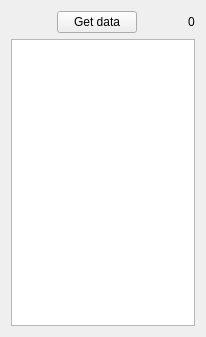
This is tickersdb/widget.ui in HappySeaFox/tht as Qt 5 draws it before an edit. The edited form follows.
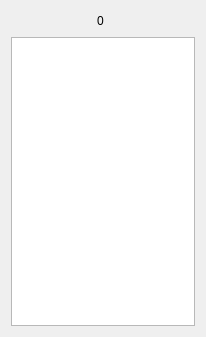
This is the edited form.

Commit message: Compare new tickers with old and write a timestamp

The edit to the form file:
```diff
--- a/tickersdb/widget.ui
+++ b/tickersdb/widget.ui
@@ -14,29 +14,6 @@
    <string>Finviz parser</string>
   </property>
   <layout class="QGridLayout" name="gridLayout">
-   <item row="0" column="0">
-    <spacer name="horizontalSpacer_2">
-     <property name="orientation">
-      <enum>Qt::Horizontal</enum>
-     </property>
-     <property name="sizeHint" stdset="0">
-      <size>
-       <width>171</width>
-       <height>20</height>
-      </size>
-     </property>
-    </spacer>
-   </item>
-   <item row="0" column="1">
-    <widget class="QPushButton" name="pushGet">
-     <property name="text">
-      <string>Get data</string>
-     </property>
-     <property name="shortcut">
-      <string>Ctrl+V</string>
-     </property>
-    </widget>
-   </item>
    <item row="0" column="2">
     <spacer name="horizontalSpacer">
      <property name="orientation">
@@ -44,25 +21,12 @@
      </property>
      <property name="sizeHint" stdset="0">
       <size>
-       <width>170</width>
+       <width>0</width>
        <height>20</height>
       </size>
      </property>
     </spacer>
    </item>
-   <item row="0" column="3">
-    <widget class="QLabel" name="label">
-     <property name="sizePolicy">
-      <sizepolicy hsizetype="Maximum" vsizetype="Preferred">
-       <horstretch>0</horstretch>
-       <verstretch>0</verstretch>
-      </sizepolicy>
-     </property>
-     <property name="text">
-      <string>0</string>
-     </property>
-    </widget>
-   </item>
    <item row="1" column="0" colspan="4">
     <widget class="QPlainTextEdit" name="plainTextLog">
      <property name="sizePolicy">
@@ -79,6 +43,32 @@
      </property>
     </widget>
    </item>
+   <item row="0" column="0">
+    <spacer name="horizontalSpacer_2">
+     <property name="orientation">
+      <enum>Qt::Horizontal</enum>
+     </property>
+     <property name="sizeHint" stdset="0">
+      <size>
+       <width>0</width>
+       <height>20</height>
+      </size>
+     </property>
+    </spacer>
+   </item>
+   <item row="0" column="1">
+    <widget class="QLabel" name="label">
+     <property name="sizePolicy">
+      <sizepolicy hsizetype="Maximum" vsizetype="Preferred">
+       <horstretch>0</horstretch>
+       <verstretch>0</verstretch>
+      </sizepolicy>
+     </property>
+     <property name="text">
+      <string>0</string>
+     </property>
+    </widget>
+   </item>
   </layout>
  </widget>
  <layoutdefault spacing="6" margin="11"/>
```
Left out of the diff: 20 changed lines with no effect on the pictures. The commit also changes 2 other files.
